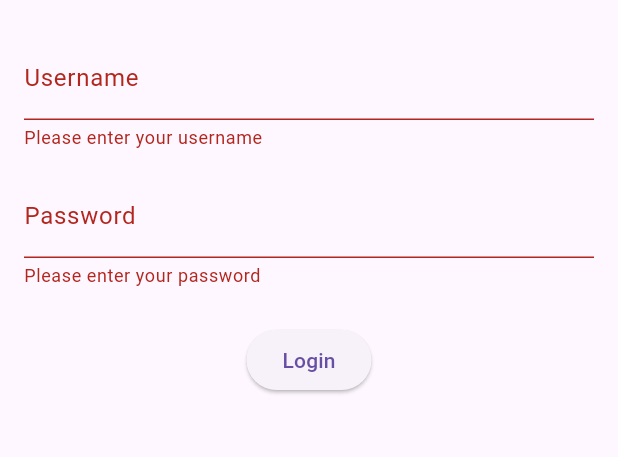
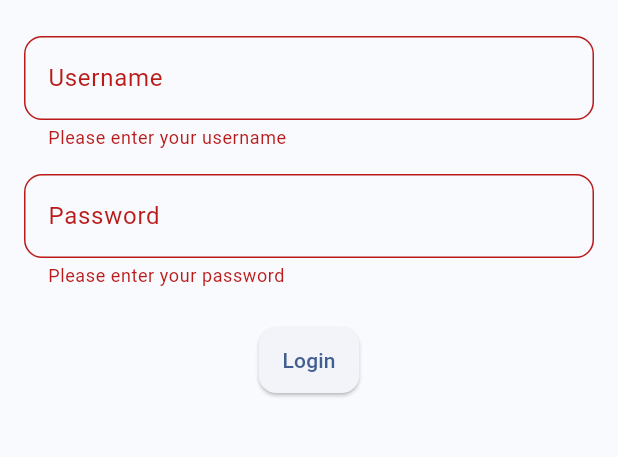
Before and after one commit to Lambert-Nguyen/aristay_app, a Flutter app: the screen it shows after launch, after a tap on "Login", on a phone screen of 412 x 824 dp, the part 612-1069 px from its top. Run offline on Flutter 3.47's test engine with Material 3 defaults, Android fonts, the phone set to English and light mode, and no system bars; our stand-ins replace firebase_core, firebase_messaging, flutter_local_notifications, image_picker, rxdart, shared_preferences and 1 more; accounts and stored records are empty; network calls fail.

Commit message:
Adding app theme

```diff
--- a/aristay_flutter_frontend/lib/main.dart
+++ b/aristay_flutter_frontend/lib/main.dart
@@ -5,6 +5,8 @@ import 'firebase_options.dart';
 
 import 'models/task.dart';
 import 'models/property.dart';
+
+import 'theme/app_theme.dart';
 
 import 'screens/login_screen.dart';
 import 'screens/home_screen.dart';
@@ -84,6 +86,9 @@ class MyApp extends StatelessWidget {
         '/admin/create-user': (c) => const AdminUserCreateScreen(),
         '/notifications': (c) => const NotificationListScreen(),
       },
+      theme: AppTheme.light,
+      darkTheme: AppTheme.dark,
+      themeMode: ThemeMode.system,
     );
   }
 }
--- /dev/null
+++ b/aristay_flutter_frontend/lib/theme/app_theme.dart
@@ -0,0 +1,85 @@
+import 'package:flutter/material.dart';
+
+class AppTheme {
+  // Pick the brand blues you like (keep your current value if you already have one)
+  static const _brand     = Color(0xFF0E4B8F); // light mode seed
+  static const _brandDark = Color(0xFF0B3A6F); // dark mode seed
+
+  static ThemeData get light {
+    final scheme = ColorScheme.fromSeed(
+      seedColor: _brand,
+      brightness: Brightness.light,
+    );
+    return ThemeData(
+      useMaterial3: true,
+      colorScheme: scheme,
+      scaffoldBackgroundColor: const Color(0xFFF8FAFD),
+      appBarTheme: const AppBarTheme(
+        centerTitle: false,
+        elevation: 0,
+      ),
+      cardTheme: CardTheme(
+        elevation: 0,
+        shape: RoundedRectangleBorder(borderRadius: BorderRadius.circular(16)),
+      ),
+      inputDecorationTheme: const InputDecorationTheme(
+        border: OutlineInputBorder(borderRadius: BorderRadius.all(Radius.circular(12))),
+      ),
+      elevatedButtonTheme: ElevatedButtonThemeData(
+        style: ElevatedButton.styleFrom(
+          shape: RoundedRectangleBorder(borderRadius: BorderRadius.circular(12)),
+          padding: const EdgeInsets.symmetric(horizontal: 16, vertical: 12),
+        ),
+      ),
+      filledButtonTheme: FilledButtonThemeData(
+        style: FilledButton.styleFrom(
+          shape: RoundedRectangleBorder(borderRadius: BorderRadius.circular(12)),
+          padding: const EdgeInsets.symmetric(horizontal: 16, vertical: 12),
+        ),
+      ),
+      outlinedButtonTheme: OutlinedButtonThemeData(
+        style: OutlinedButton.styleFrom(
+          shape: RoundedRectangleBorder(borderRadius: BorderRadius.circular(12)),
+          side: const BorderSide(color: Colors.black12),
+          padding: const EdgeInsets.symmetric(horizontal: 14, vertical: 12),
+        ),
+      ),
+      chipTheme: const ChipThemeData(
+        shape: StadiumBorder(side: BorderSide(color: Colors.black12)),
+      ),
+      snackBarTheme: const SnackBarThemeData(behavior: SnackBarBehavior.floating),
+      progressIndicatorTheme: const ProgressIndicatorThemeData(strokeWidth: 3),
+      dividerTheme: const DividerThemeData(thickness: 1, space: 24),
+      pageTransitionsTheme: const PageTransitionsTheme(
+        builders: {
+          TargetPlatform.iOS: CupertinoPageTransitionsBuilder(),
+          TargetPlatform.android: FadeUpwardsPageTransitionsBuilder(),
+          TargetPlatform.macOS: CupertinoPageTransitionsBuilder(),
+        },
+      ),
+    );
+  }
+
+  static ThemeData get dark {
+    final scheme = ColorScheme.fromSeed(
+      seedColor: _brandDark,
+      brightness: Brightness.dark,
+    );
+    return ThemeData(
+      useMaterial3: true,
+      colorScheme: scheme,
+      appBarTheme: const AppBarTheme(centerTitle: false, elevation: 0),
+      cardTheme: CardTheme(
+        elevation: 0,
+        shape: RoundedRectangleBorder(borderRadius: BorderRadius.circular(16)),
+      ),
+      inputDecorationTheme: const InputDecorationTheme(
+        border: OutlineInputBorder(borderRadius: BorderRadius.all(Radius.circular(12))),
+      ),
+      chipTheme: const ChipThemeData(shape: StadiumBorder()),
+      snackBarTheme: const SnackBarThemeData(behavior: SnackBarBehavior.floating),
+      progressIndicatorTheme: const ProgressIndicatorThemeData(strokeWidth: 3),
+      dividerTheme: const DividerThemeData(thickness: 1, space: 24),
+    );
+  }
+}
--- a/aristay_flutter_frontend/pubspec.yaml
+++ b/aristay_flutter_frontend/pubspec.yaml
@@ -72,6 +72,7 @@ flutter:
   #   - images/a_dot_ham.jpeg
   assets:
     - assets/aristay_logo.jpg
+    - assets/aristay_banner.jpg
     - assets/illustrations/
 
   # An image asset can refer to one or more resolution-specific "variants", see
```
Also changed, not shown: aristay_flutter_frontend/assets/aristay_banner.jpg (renamed from aristay_flutter_frontend/assets/468752154_550978027697965_7345613944854274144_n.jpg).
